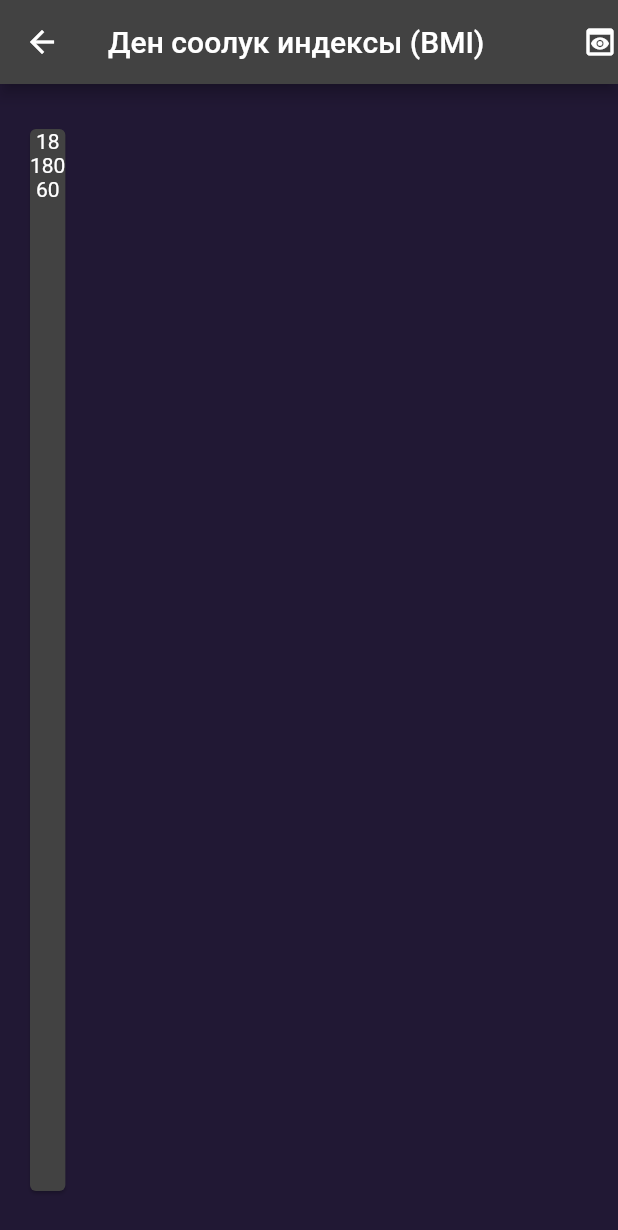
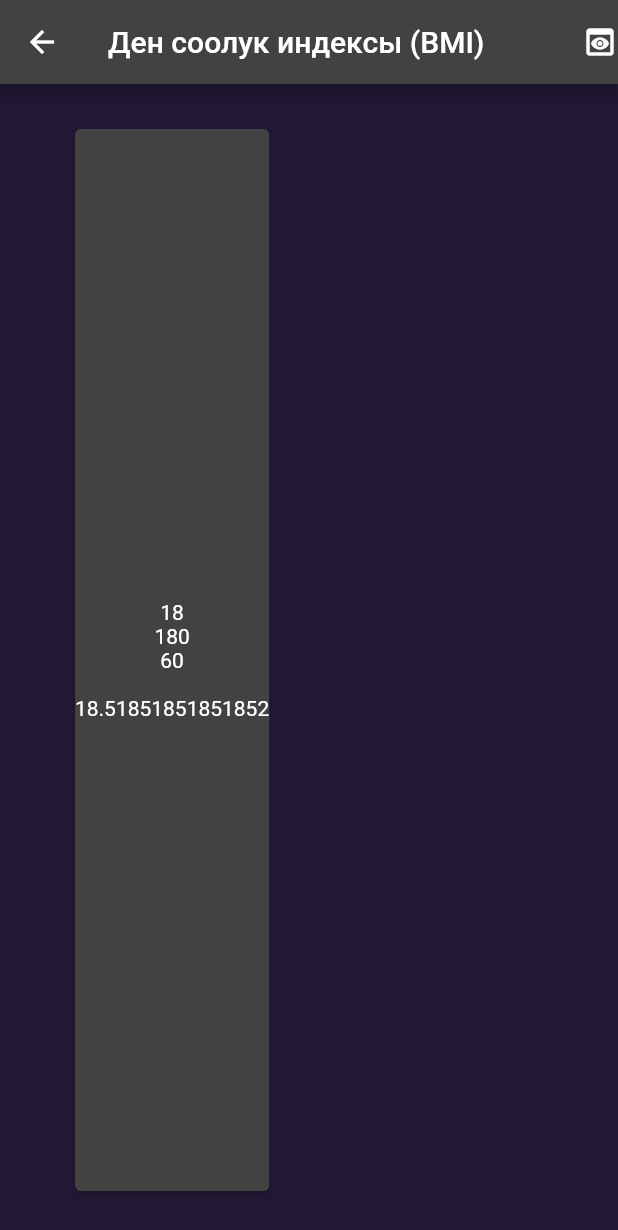
Before and after one commit to Kenjegulov/BMI_CALCULATOR, a Flutter app: the Result screen opened directly, on a phone screen of 412 x 824 dp. Shown: the top 1230 px of the screen. Run offline on Flutter 3.47's test engine with Material 2 defaults, Android fonts, the light colour scheme and no system bars.

Commit message:
added bmi calculator

```diff
--- a/lib/result.dart
+++ b/lib/result.dart
@@ -1,3 +1,5 @@
+import 'dart:math';
+
 import 'package:flutter/material.dart';
 import 'package:flutter_lesson08/constants/MyColors.dart';
 import 'package:flutter_lesson08/data.dart';
@@ -9,6 +11,7 @@ class Result extends StatefulWidget {
 }
 
 class _ResultState extends State<Result> {
+  num bmi = MyData.weight / pow(MyData.height / 100, 2);
   @override
   Widget build(BuildContext context) {
     return Scaffold(
@@ -18,19 +21,16 @@ class _ResultState extends State<Result> {
       ),
       backgroundColor: MyColor.bacbackgroundColor,
       body: Card(
-        borderOnForeground: true,
-        semanticContainer: true,
-        margin:
-            const EdgeInsets.only(left: 20, right: 100, top: 30, bottom: 30),
-        child: Expanded(
+        margin: const EdgeInsets.symmetric(vertical: 30, horizontal: 50),
         child: Column(
+          mainAxisAlignment: MainAxisAlignment.center,
           children: [
             Text("${MyData.age}"),
             Text("${MyData.height}"),
             Text("${MyData.weight}"),
             Text(MyData.gender),
+            Text("$bmi"),
           ],
-          ),
         ),
       ),
     );
```
Lines whose indentation alone changed are shown as unchanged.
